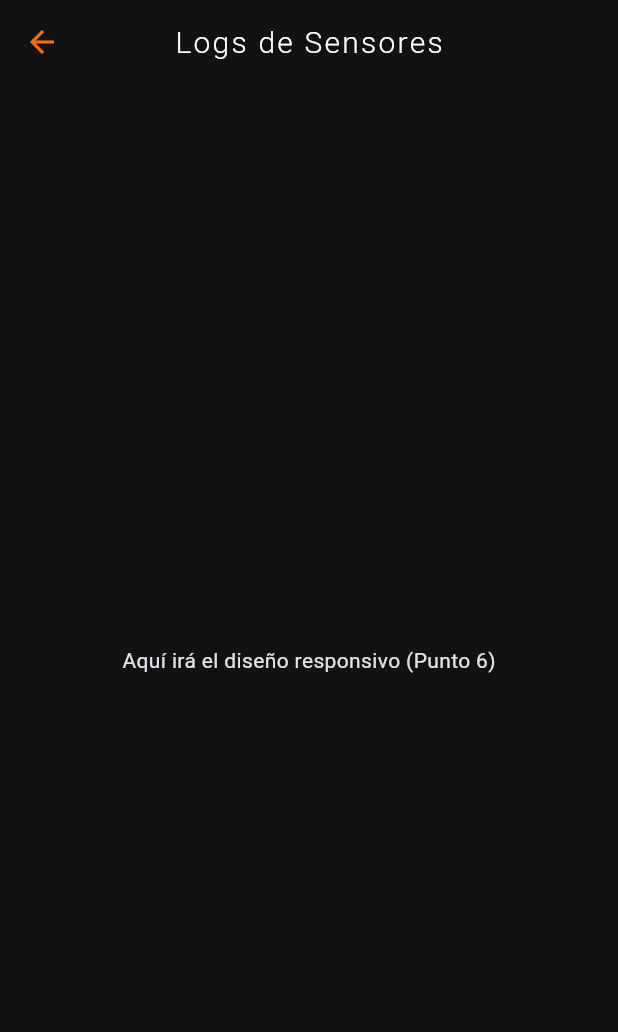
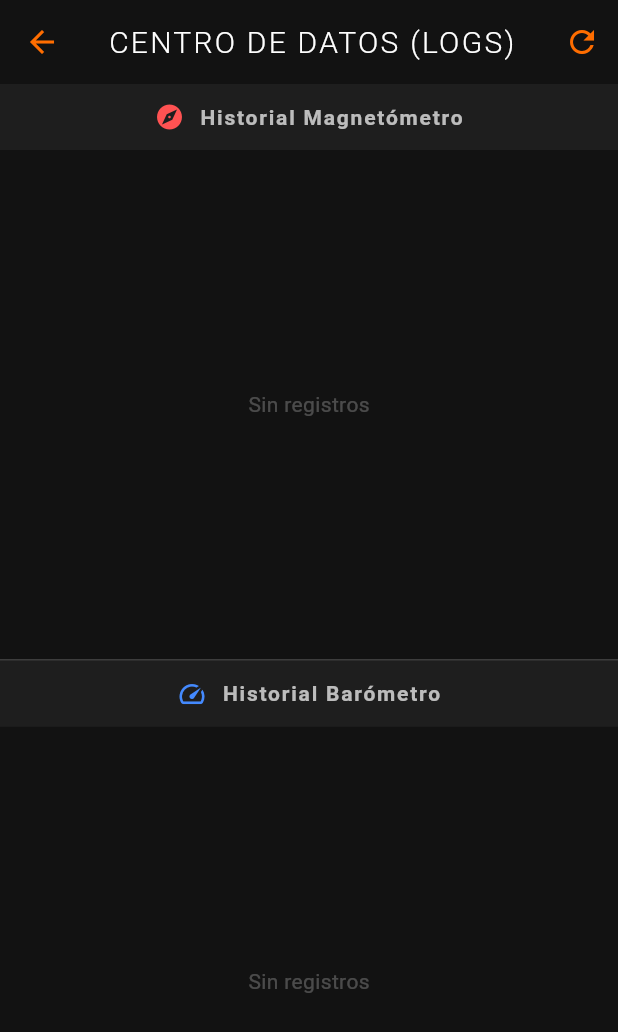
Before and after one commit to SCosme11/ProyectoFinalPDM, a Flutter app: the PantallaLogsSensores screen opened by its route, on a phone screen of 412 x 824 dp. Shown: the top 1032 px of the screen. Run offline on Flutter 3.47's test engine with Material 3 defaults, Android fonts, the phone set to English and light mode, and no system bars; our stand-ins replace sensors_plus, sqflite; accounts and stored records are empty.

Commit message:
Implementación de la pantalla de logs de los sensores.

```diff
--- a/lib/PantallaLogsSensores.dart
+++ b/lib/PantallaLogsSensores.dart
@@ -1,12 +1,170 @@
 import 'package:flutter/material.dart';
+import 'database.dart';
 
-class PantallaLogsSensores extends StatelessWidget {
-  const PantallaLogsSensores({super.key});
+class PantallaLogsSensores extends StatefulWidget {
+
   @override
-  Widget build(BuildContext context) {
+  State<PantallaLogsSensores> createState() => _PantallaLogsSensoresState();
+}
+
+class _PantallaLogsSensoresState extends State<PantallaLogsSensores> {
+  late Future<List<List<Map<String, dynamic>>>> _futureDatos;
+
+  @override
+  void initState() {
+    super.initState();
+    _cargarLogs();
+  }
+
+  void _cargarLogs() {
+    setState(() {
+      _futureDatos = Future.wait([
+        AdministradorBaseDatos.instancia.obtenerMagnetometro(),
+        AdministradorBaseDatos.instancia.obtenerBarometro(),
+      ]);
+    });
+  }
+
+  @override
+  Widget build(BuildContext context){
     return Scaffold(
-      appBar: AppBar(title: const Text('Logs de Sensores')),
-      body: const Center(child: Text('Aquí irá el diseño responsivo (Punto 6)')),
+      appBar: AppBar(
+        title: Text('CENTRO DE DATOS (LOGS)'),
+        actions: [
+          IconButton(
+              icon: Icon(Icons.refresh),
+              onPressed: _cargarLogs,
+          )
+        ],
+      ),
+      body: FutureBuilder<List<List<Map<String, dynamic>>>>(
+          future: _futureDatos,
+          builder: (context, snapshot) {
+            if(snapshot.connectionState == ConnectionState.waiting) {
+              return Center(child: CircularProgressIndicator());
+            }else if(snapshot.hasError) {
+              return Center(child: Text("Error: ${snapshot.error}"));
+            }else if(snapshot.hasData){
+              final logsMagnetometro = snapshot.data![0];
+              final logsBarometro = snapshot.data![1];
+
+              return OrientationBuilder(
+                  builder: (context, orientation) {
+                    final listaMag = _SeccionSensor(
+                      titulo: "Historial Magnetómetro",
+                      icono: Icons.explore,
+                      colorIcono: Colors.redAccent,
+                      datos: logsMagnetometro,
+                      esMagnetometro: true,
+                    );
+
+                    final listaBar = _SeccionSensor(
+                      titulo: "Historial Barómetro",
+                      icono: Icons.speed,
+                      colorIcono: Colors.blueAccent,
+                      datos: logsBarometro,
+                      esMagnetometro: false,
+                    );
+
+                    if(orientation == Orientation.portrait) {
+                      return Column(
+                        children: [
+                          Expanded(child: listaMag),
+                          Divider(height: 1, color: Colors.white24),
+                          Expanded(child: listaBar),
+                        ],
+                      );
+                    } else {
+                      return Row(
+                        children: [
+                          Expanded(child: listaMag),
+                          VerticalDivider(width: 1, color: Colors.white24),
+                          Expanded(child: listaBar),
+                        ],
+                      );
+                    }
+                  },
+              );
+            } else {
+              return Center(child: Text("No hay datos disponibles"),);
+            }
+          }
+      ),
     );
   }
 }
+
+class _SeccionSensor extends StatelessWidget {
+  final String titulo;
+  final IconData icono;
+  final Color colorIcono;
+  final List<Map<String, dynamic>> datos;
+  final bool esMagnetometro;
+
+  const _SeccionSensor({
+    required this.titulo,
+    required this.icono,
+    required this.colorIcono,
+    required this.datos,
+    required this.esMagnetometro,
+
+  });
+
+  @override
+  Widget build(BuildContext context) {
+    return Container(
+      color: Theme.of(context).scaffoldBackgroundColor,
+      child: Column(
+        children: [
+          Container(
+            padding: EdgeInsets.all(12),
+            color: Color(0xFF1E1E1E),
+            width: double.infinity,
+            child: Row(
+              mainAxisAlignment: MainAxisAlignment.center,
+              children: [
+                Icon(icono, color: colorIcono, size: 20),
+                SizedBox(width: 10),
+                Text(
+                  titulo,
+                  style: TextStyle(
+                    color: Colors.white70,
+                    fontWeight: FontWeight.bold,
+                    letterSpacing: 1.2
+                  ),
+                ),
+              ],
+            ),
+          ),
+          Expanded(
+              child: datos.isEmpty ? Center(
+                child: Text("Sin registros", style: TextStyle(color: Colors.white24)),
+              ) : ListView.builder(
+                  itemCount: datos.length,
+                  itemBuilder: (context, index) {
+                    final item = datos[index];
+                    final fechaRaw = item['tiempo'] ?? item['marca_tiempo'];
+                    final fecha = fechaRaw != null ? fechaRaw.toString().split('.')[0].replaceAll('T', ' ') : 'S/F';
+
+                    return Card(
+                      margin: EdgeInsets.symmetric(horizontal: 8, vertical: 4),
+                      color: Color(0xFF2C2C2C),
+                      child: ListTile(
+                        leading: Icon(Icons.data_array, color: colorIcono.withOpacity(0.5), size: 18),
+                        title: esMagnetometro ? Text("X: ${item['x'].toStringAsFixed(1)} | Y: ${item['y'].toStringAsFixed(1)} | Z: ${item['z'].toStringAsFixed(1)}",
+                        style: TextStyle(color: Colors.white, fontSize: 18, fontFamily: 'Courier'),
+                        ) : Text("${item['presion'].toStringAsFixed(1)} hPa",
+                            style: TextStyle(color: Colors.white, fontSize: 18, fontWeight: FontWeight.bold),
+                        ),
+                        subtitle: Text(fecha, style: TextStyle(color: Colors.white38, fontSize: 11)),
+                        dense: true,
+                      ),
+                    );
+                  }
+              )
+          )
+        ],
+      ),
+    );
+  }
+}
```
